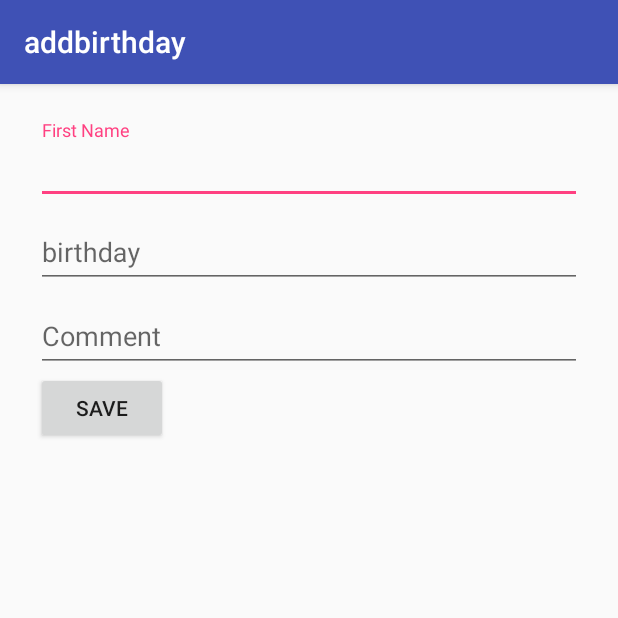
After one commit to shadowzack/shenkar_android, an Android app: the addbirthday screen opened directly, with no data from a screen before it, on a phone screen of 412 x 824 dp, the top half of it. The commit adds this screen. Run offline under Robolectric (Android 15) with nearby library versions, the phone set to English and light mode, and no system bars.

Commit message:
user birthday

```diff
--- a/app/build.gradle
+++ b/app/build.gradle
@@ -25,4 +25,6 @@ dependencies {
     testImplementation 'junit:junit:4.12'
     androidTestImplementation 'com.android.support.test:runner:1.0.2'
     androidTestImplementation 'com.android.support.test.espresso:espresso-core:3.0.2'
+    implementation 'com.android.support:recyclerview-v7:27.1.1'
+    implementation 'com.android.support:design:27.1.1'
 }
--- a/app/src/main/AndroidManifest.xml
+++ b/app/src/main/AndroidManifest.xml
@@ -18,6 +18,7 @@
         </activity>
         <activity android:name=".CalculatorActivity" android:label="Calculator" />
         <activity android:name=".BirthdayActivity" android:label="birthday" />
+        <activity android:name=".addbirthday" android:label="addbirthday" />
     </application>
 
 </manifest>
--- /dev/null
+++ b/app/src/main/java/com/shenkar/battl/shenkar_android/addbirthday.java
@@ -0,0 +1,37 @@
+package com.shenkar.battl.shenkar_android;
+
+import android.os.Bundle;
+import android.os.PersistableBundle;
+import android.support.annotation.Nullable;
+import android.support.v7.app.AppCompatActivity;
+import android.view.View;
+import android.widget.Button;
+import android.widget.EditText;
+
+public class addbirthday extends AppCompatActivity {
+
+    EditText firstname;
+    EditText birthday;
+    EditText comment;
+    Button button;
+
+
+    @Override
+    public void onCreate(@Nullable Bundle savedInstanceState) {
+        super.onCreate(savedInstanceState);
+        setContentView(R.layout.addbirthday);
+
+        firstname =findViewById(R.id.firstname);
+        birthday =findViewById(R.id.birthday);
+        comment =findViewById(R.id.comment);
+        button =findViewById(R.id.button);
+
+
+        button.setOnClickListener(new View.OnClickListener() {
+            @Override
+            public void onClick(View v) {
+                // TODO: 5/8/2018 save to db
+            }
+        });
+    }
+}
--- /dev/null
+++ b/app/src/main/res/layout/addbirthday.xml
@@ -0,0 +1,48 @@
+<?xml version="1.0" encoding="utf-8"?>
+<LinearLayout xmlns:android="http://schemas.android.com/apk/res/android"
+    android:orientation="vertical" android:layout_width="match_parent"
+    android:layout_height="wrap_content"
+    android:padding="24dp">
+
+
+<android.support.design.widget.TextInputLayout
+    android:layout_width="match_parent"
+    android:layout_height="wrap_content">
+
+    <android.support.design.widget.TextInputEditText
+        android:layout_width="match_parent"
+        android:layout_height="wrap_content"
+        android:id="@+id/firstname"
+        android:hint="First Name"/>
+</android.support.design.widget.TextInputLayout>
+
+
+    <android.support.design.widget.TextInputLayout
+        android:layout_width="match_parent"
+        android:layout_height="wrap_content">
+        <android.support.design.widget.TextInputEditText
+            android:layout_width="match_parent"
+            android:layout_height="wrap_content"
+            android:id="@+id/birthday"
+            android:hint="birthday"/>
+    </android.support.design.widget.TextInputLayout>
+
+
+
+    <android.support.design.widget.TextInputLayout
+        android:layout_width="match_parent"
+        android:layout_height="wrap_content">
+        <android.support.design.widget.TextInputEditText
+            android:layout_width="match_parent"
+            android:layout_height="wrap_content"
+            android:id="@+id/comment"
+            android:hint="Comment"/>
+    </android.support.design.widget.TextInputLayout>
+
+
+    <Button
+        android:text="save"
+        android:id="@+id/button"
+        android:layout_width="wrap_content"
+        android:layout_height="wrap_content" />
+</LinearLayout>
```
Also changed, not shown: app/src/main/java/com/shenkar/battl/shenkar_android/BirthdayActivity.java (+35 -1 lines), app/src/main/java/com/shenkar/battl/shenkar_android/UserAdapter.java (added, +46 -0 lines), app/src/main/res/layout/activity_birthday.xml (+29 -2 lines), app/src/main/res/layout/user_row.xml (added, +10 -0 lines).
